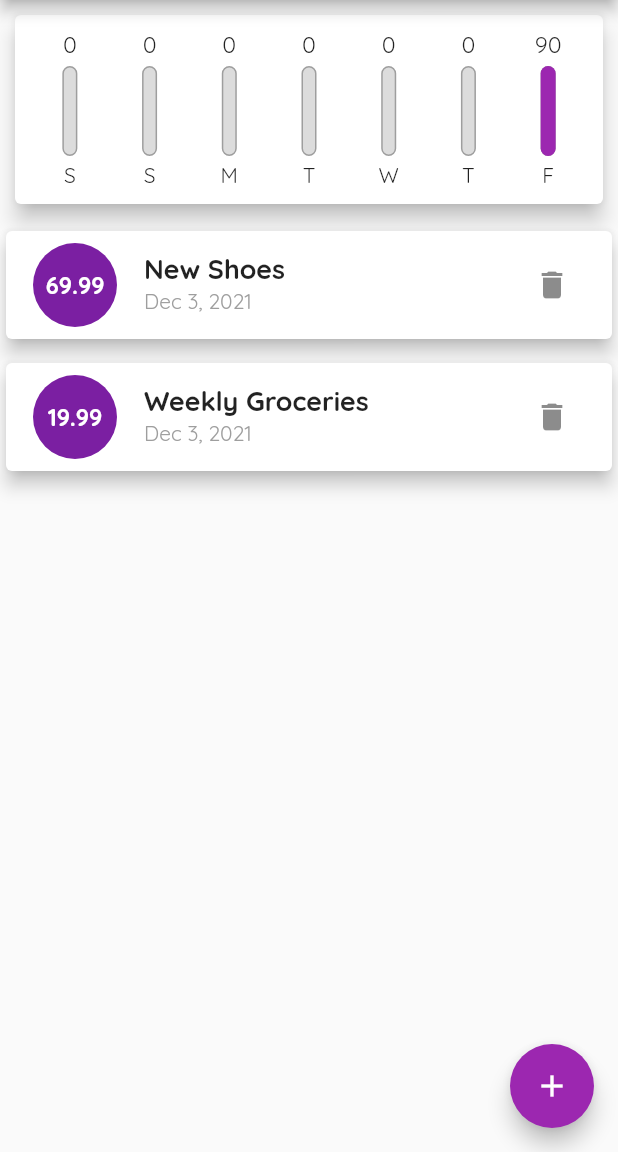
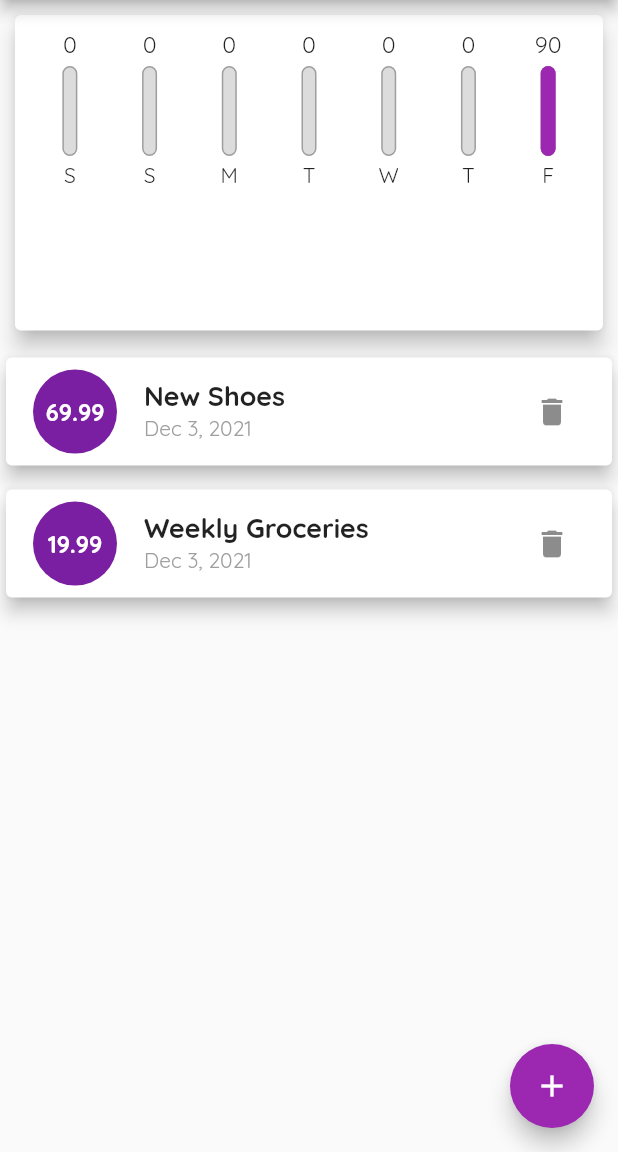
Before and after one commit to aj2460/Expense-calc, a Flutter app: the screen it shows after launch, on a phone screen of 412 x 824 dp, the part 84-1236 px from its top. Run offline on Flutter 3.47's test engine with Material 2 defaults, Android fonts, the phone set to English and light mode, and no system bars.

Commit message:
calculating size dynamically

```diff
--- a/lib/main.dart
+++ b/lib/main.dart
@@ -82,27 +82,38 @@ class _MyHomePageState extends State<MyHomePage> {
 
   @override
   Widget build(BuildContext context) {
+    final appBar = AppBar(
+      title: Text("Personal Expenses"),
+      actions: [
+        IconButton(
+            onPressed: () => _startAddNewTransaction(context),
+            icon: Icon(Icons.add))
+      ],
+    );
     return Scaffold(
       //floatingActionButtonLocation: FloatingActionButtonLocation.centerFloat,
       floatingActionButton: FloatingActionButton(
         child: Icon(Icons.add),
         onPressed: () => _startAddNewTransaction(context),
       ),
-      appBar: AppBar(
-        title: Text("Personal Expenses"),
-        actions: [
-          IconButton(
-              onPressed: () => _startAddNewTransaction(context),
-              icon: Icon(Icons.add))
-        ],
-      ),
+      appBar: appBar,
       body: SingleChildScrollView(
         child: Column(
           mainAxisAlignment: MainAxisAlignment.start,
           crossAxisAlignment: CrossAxisAlignment.center,
           children: [
-            Chart(_recentTranactions),
-            TransactionList(_userTransactions, _deleteTransaction)
+            Container(
+                height: (MediaQuery.of(context).size.height -
+                        appBar.preferredSize.height -
+                        MediaQuery.of(context).padding.top) *
+                    0.3,
+                child: Chart(_recentTranactions)),
+            Container(
+                height: (MediaQuery.of(context).size.height -
+                        appBar.preferredSize.height -
+                        MediaQuery.of(context).padding.top) *
+                    0.7,
+                child: TransactionList(_userTransactions, _deleteTransaction))
           ],
         ),
       ),
--- a/lib/widgets/transaction_list.dart
+++ b/lib/widgets/transaction_list.dart
@@ -10,7 +10,6 @@ class TransactionList extends StatelessWidget {
   @override
   Widget build(BuildContext context) {
     return Container(
-      height: 350,
       child: _userTransactions.isEmpty
           ? Column(
               children: [
```
Also changed, not shown: 1 other file.
